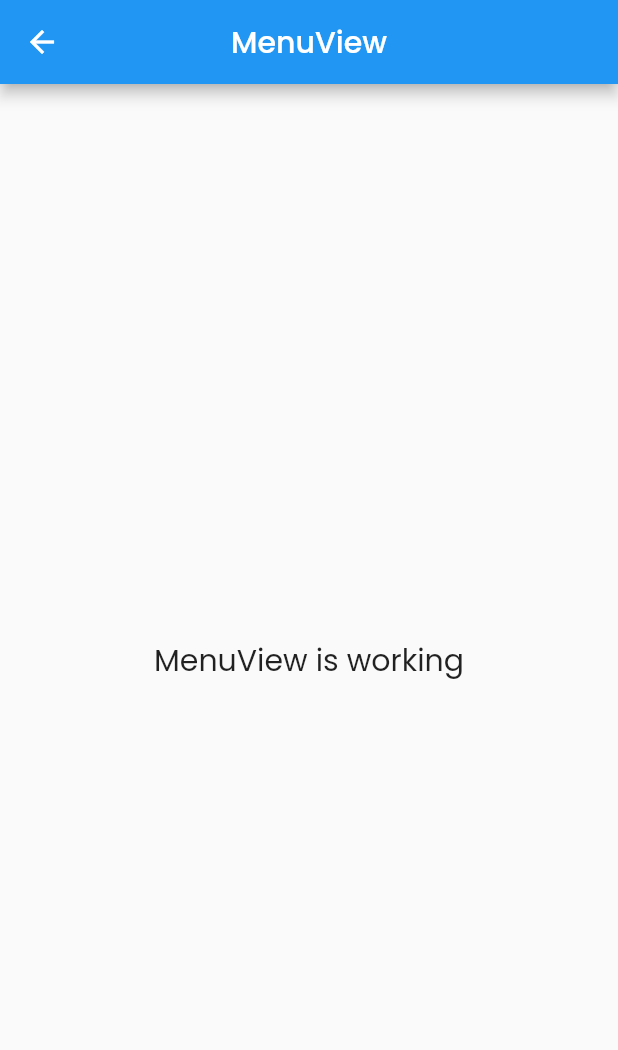
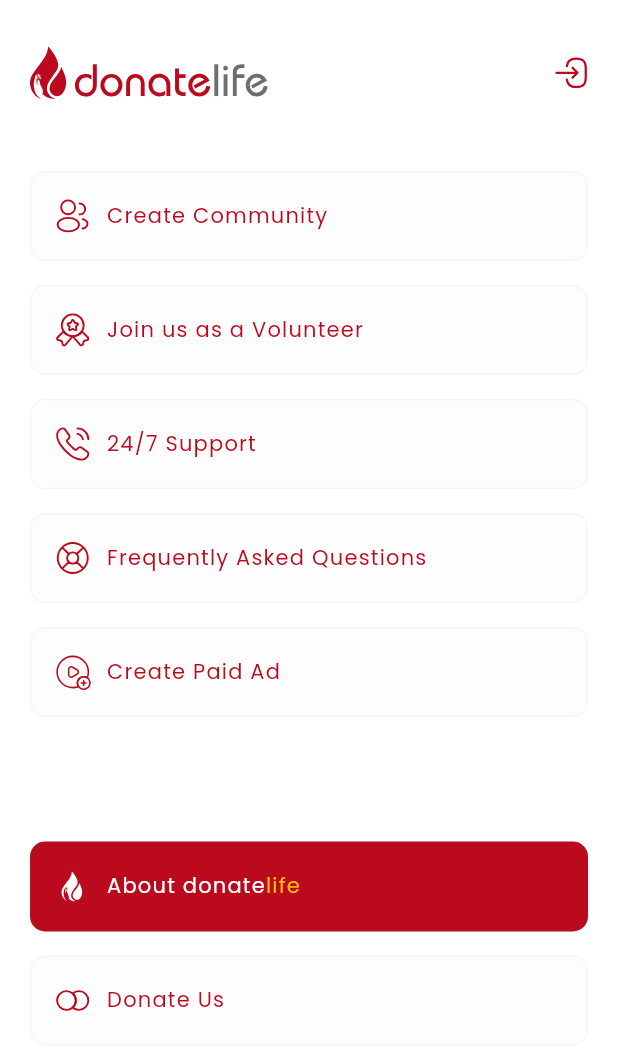
Before and after one commit to mdshadatrahman/donate_life, a Flutter app: the MenuView screen opened by its route, on a phone screen of 412 x 824 dp. Shown: the top 1050 px of the screen. Run offline on Flutter 3.47's test engine with Material 2 defaults, Android fonts, the phone set to English and light mode, and no system bars; our stand-ins replace country_code_picker, flutter_svg, get, intl_phone_number_input, lottie, pinput.

Commit message:
menu page done

```diff
--- /dev/null
+++ b/lib/app/modules/menu/components/custom_filled_button.dart
@@ -0,0 +1,67 @@
+import 'package:donate_life/app/utils/colors.dart';
+import 'package:flutter/material.dart';
+import 'package:flutter_svg/flutter_svg.dart';
+import 'package:get/get.dart';
+
+class CustomFilledButton extends StatelessWidget {
+  const CustomFilledButton({
+    super.key,
+    required this.onPressed,
+    required this.firstText,
+    required this.lastText,
+    required this.iconPath,
+  });
+  final VoidCallback onPressed;
+  final String firstText;
+  final String lastText;
+  final String iconPath;
+
+  @override
+  Widget build(BuildContext context) {
+    return Padding(
+      padding: const EdgeInsets.symmetric(vertical: 8),
+      child: Container(
+        height: 60,
+        width: Get.width,
+        padding: const EdgeInsets.symmetric(horizontal: 15, vertical: 5),
+        decoration: BoxDecoration(
+          color: AppColors.primaryColor,
+          borderRadius: BorderRadius.circular(10),
+          border: Border.all(
+            color: AppColors.secondaryColor.withOpacity(0.05),
+          ),
+        ),
+        child: Row(
+          children: [
+            SvgPicture.asset(
+              iconPath,
+              height: 25,
+              width: 25,
+            ),
+            const SizedBox(width: 10),
+            Row(
+              children: [
+                Text(
+                  firstText,
+                  style: const TextStyle(
+                    fontSize: 14,
+                    color: AppColors.white,
+                    letterSpacing: 0.8,
+                  ),
+                ),
+                Text(
+                  lastText,
+                  style: const TextStyle(
+                    fontSize: 14,
+                    letterSpacing: 0.8,
+                    color: AppColors.yellow,
+                  ),
+                ),
+              ],
+            ),
+          ],
+        ),
+      ),
+    );
+  }
+}
--- /dev/null
+++ b/lib/app/modules/menu/components/outlined_button.dart
@@ -0,0 +1,53 @@
+import 'package:donate_life/app/utils/colors.dart';
+import 'package:flutter/material.dart';
+import 'package:flutter_svg/flutter_svg.dart';
+import 'package:get/get.dart';
+
+class CustomOutlinedButton extends StatelessWidget {
+  const CustomOutlinedButton({
+    super.key,
+    required this.onPressed,
+    required this.text,
+    required this.iconPath,
+  });
+  final VoidCallback onPressed;
+  final String text;
+  final String iconPath;
+
+  @override
+  Widget build(BuildContext context) {
+    return Padding(
+      padding: const EdgeInsets.symmetric(vertical: 8),
+      child: Container(
+        height: 60,
+        width: Get.width,
+        padding: const EdgeInsets.symmetric(horizontal: 15, vertical: 5),
+        decoration: BoxDecoration(
+          color: AppColors.secondaryColor.withOpacity(0.01),
+          borderRadius: BorderRadius.circular(10),
+          border: Border.all(
+            color: AppColors.secondaryColor.withOpacity(0.05),
+          ),
+        ),
+        child: Row(
+          children: [
+            SvgPicture.asset(
+              iconPath,
+              height: 25,
+              width: 25,
+            ),
+            const SizedBox(width: 10),
+            Text(
+              text,
+              style: const TextStyle(
+                fontSize: 14,
+                letterSpacing: 0.8,
+                color: AppColors.primaryColor,
+              ),
+            ),
+          ],
+        ),
+      ),
+    );
+  }
+}
--- a/lib/app/modules/menu/controllers/menu_controller.dart
+++ b/lib/app/modules/menu/controllers/menu_controller.dart
@@ -1,23 +1,3 @@
 import 'package:get/get.dart';
 
-class MenuController extends GetxController {
-  //TODO: Implement MenuController
-
-  final count = 0.obs;
-  @override
-  void onInit() {
-    super.onInit();
-  }
-
-  @override
-  void onReady() {
-    super.onReady();
-  }
-
-  @override
-  void onClose() {
-    super.onClose();
-  }
-
-  void increment() => count.value++;
-}
+class MenuController extends GetxController {}
--- a/lib/app/modules/menu/views/menu_view.dart
+++ b/lib/app/modules/menu/views/menu_view.dart
@@ -1,4 +1,8 @@
+import 'package:donate_life/app/modules/menu/components/custom_filled_button.dart';
+import 'package:donate_life/app/modules/menu/components/outlined_button.dart';
 import 'package:flutter/material.dart';
+import 'package:flutter/services.dart';
+import 'package:flutter_svg/flutter_svg.dart';
 import 'package:get/get.dart';
 
 class MenuView extends GetView<MenuController> {
@@ -6,14 +10,90 @@ class MenuView extends GetView<MenuController> {
   @override
   Widget build(BuildContext context) {
     return Scaffold(
+      backgroundColor: Colors.white,
       appBar: AppBar(
-        title: const Text('MenuView'),
-        centerTitle: true,
+        toolbarHeight: 1,
+        systemOverlayStyle: const SystemUiOverlayStyle(
+          statusBarColor: Colors.white,
+          statusBarIconBrightness: Brightness.dark,
+          statusBarBrightness: Brightness.light,
+        ),
+        backgroundColor: Colors.white,
+        elevation: 0,
       ),
-      body: const Center(
-        child: Text(
-          'MenuView is working',
-          style: TextStyle(fontSize: 20),
+      body: Padding(
+        padding: const EdgeInsets.symmetric(horizontal: 20, vertical: 10),
+        child: SizedBox(
+          height: Get.height - 130,
+          width: Get.width,
+          child: Column(
+            mainAxisAlignment: MainAxisAlignment.spaceBetween,
+            children: [
+              Column(
+                children: [
+                  const SizedBox(height: 20),
+                  Row(
+                    mainAxisAlignment: MainAxisAlignment.spaceBetween,
+                    crossAxisAlignment: CrossAxisAlignment.center,
+                    children: [
+                      SvgPicture.asset(
+                        'assets/svg/menu/full_logo.svg',
+                      ),
+                      GestureDetector(
+                        onTap: () {
+                          //TODO Logout
+                        },
+                        child: SvgPicture.asset(
+                          'assets/svg/menu/logout.svg',
+                        ),
+                      ),
+                    ],
+                  ),
+                  const SizedBox(height: 40),
+                  CustomOutlinedButton(
+                    onPressed: () {},
+                    text: 'Create Community',
+                    iconPath: 'assets/svg/menu/community.svg',
+                  ),
+                  CustomOutlinedButton(
+                    onPressed: () {},
+                    text: 'Join us as a Volunteer',
+                    iconPath: 'assets/svg/menu/join_vol.svg',
+                  ),
+                  CustomOutlinedButton(
+                    onPressed: () {},
+                    text: '24/7 Support',
+                    iconPath: 'assets/svg/menu/support.svg',
+                  ),
+                  CustomOutlinedButton(
+                    onPressed: () {},
+                    text: 'Frequently Asked Questions',
+                    iconPath: 'assets/svg/menu/faq.svg',
+                  ),
+                  CustomOutlinedButton(
+                    onPressed: () {},
+                    text: 'Create Paid Ad',
+                    iconPath: 'assets/svg/menu/create_ads.svg',
+                  ),
+                ],
+              ),
+              Column(
+                children: [
+                  CustomFilledButton(
+                    onPressed: () {},
+                    firstText: 'About donate',
+                    lastText: 'life',
+                    iconPath: 'assets/svg/menu/logo_white.svg',
+                  ),
+                  CustomOutlinedButton(
+                    onPressed: () {},
+                    text: 'Donate Us',
+                    iconPath: 'assets/svg/menu/donate.svg',
+                  ),
+                ],
+              ),
+            ],
+          ),
         ),
       ),
     );
--- a/pubspec.yaml
+++ b/pubspec.yaml
@@ -29,6 +29,7 @@ flutter:
     - assets/svg/home/
     - assets/svg/history/
     - assets/svg/notifications/
+    - assets/svg/menu/
     - assets/lottie/
   fonts:
     - family: Poppins
```
Also changed, not shown: assets/svg/menu/community.svg (added), assets/svg/menu/create_ads.svg (added), assets/svg/menu/donate.svg (added), assets/svg/menu/faq.svg (added), assets/svg/menu/full_logo.svg (added), assets/svg/menu/join_vol.svg (added), assets/svg/menu/logo_white.svg (added), assets/svg/menu/logout.svg (added), assets/svg/menu/support.svg (added).
